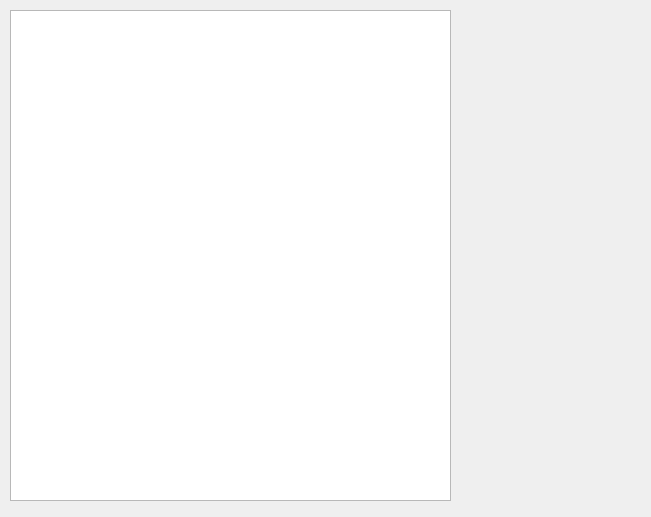
Qt form ui/clients.ui (oxeekezy/17) before a commit.
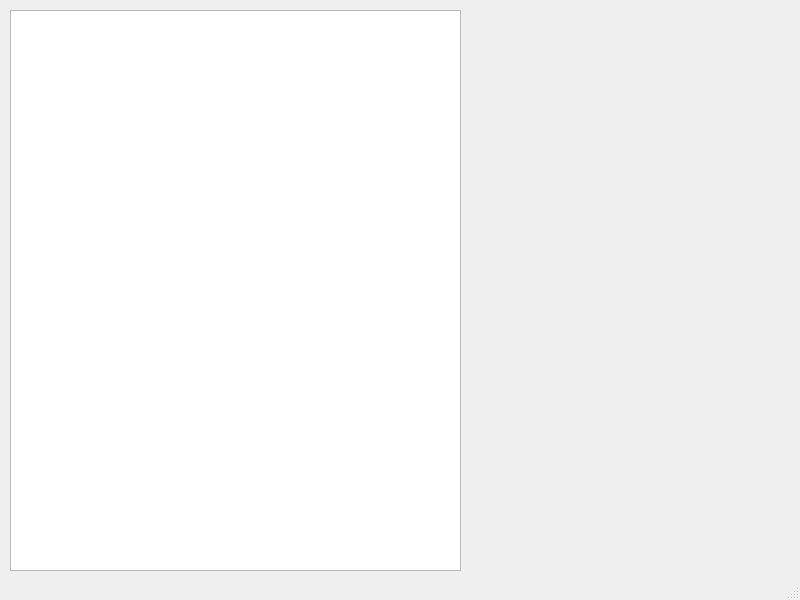
The same form after that commit.

```diff
--- a/ui/clients.ui
+++ b/ui/clients.ui
@@ -1,28 +1,31 @@
 <?xml version="1.0" encoding="UTF-8"?>
 <ui version="4.0">
- <class>Dialog</class>
- <widget class="QDialog" name="Dialog">
+ <class>MainWindow</class>
+ <widget class="QMainWindow" name="MainWindow">
   <property name="geometry">
    <rect>
     <x>0</x>
     <y>0</y>
-    <width>651</width>
-    <height>517</height>
+    <width>800</width>
+    <height>600</height>
    </rect>
   </property>
   <property name="windowTitle">
    <string>Dialog</string>
   </property>
+  <widget class="QWidget" name="centralwidget">
   <widget class="QListWidget" name="clientsList">
    <property name="geometry">
     <rect>
      <x>10</x>
      <y>10</y>
-     <width>441</width>
-     <height>491</height>
+      <width>451</width>
+      <height>561</height>
     </rect>
    </property>
   </widget>
+  </widget>
+  <widget class="QStatusBar" name="statusbar"/>
  </widget>
  <resources/>
  <connections/>
```
Left out of the diff: 2 changed lines with no effect on the pictures. Lines whose indentation alone changed are shown as unchanged.
